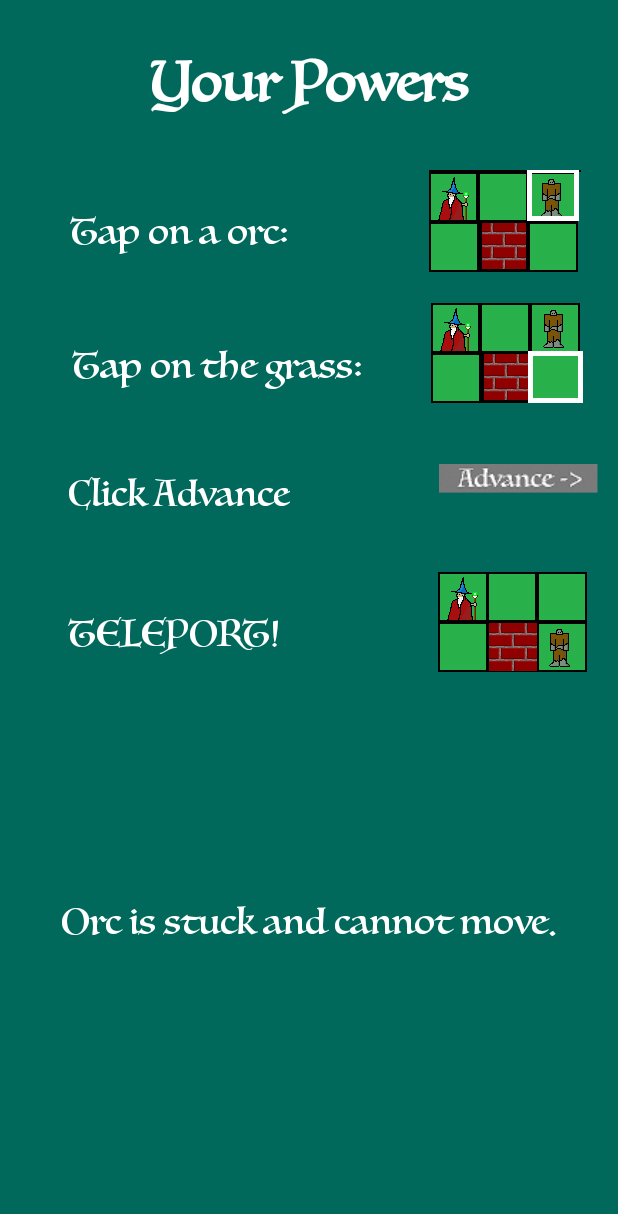
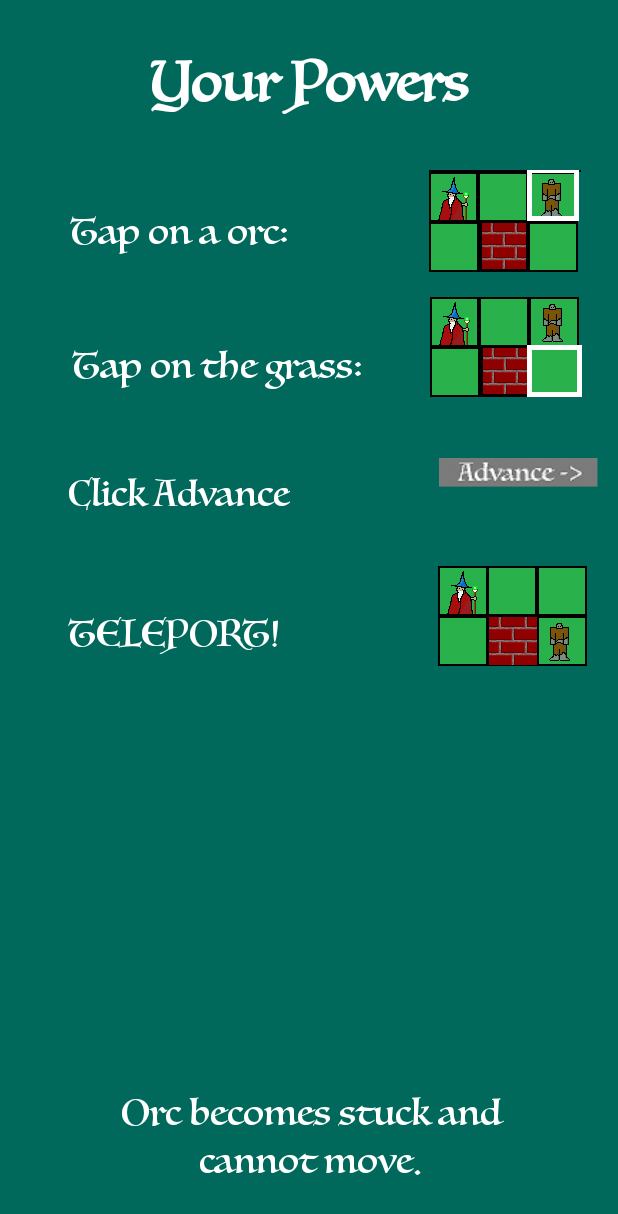
Before and after one commit to dakirk/SwitcherApp, an Android app: the layout tutorial_slide_3.xml on its own in the app's theme, with its tools: preview values and no code run, on a phone screen of 412 x 824 dp. Shown: the top 1214 px of the screen. Run offline under Robolectric (Android 15) with nearby library versions, the phone set to English and light mode, and no system bars.

Commit message:
Re-aligned and fixed some stuff in the intro

```diff
--- a/app/src/main/res/layout/tutorial_slide_1.xml
+++ b/app/src/main/res/layout/tutorial_slide_1.xml
@@ -69,7 +69,7 @@
         android:textSize="24sp"
         app:layout_constraintBottom_toBottomOf="parent"
         app:layout_constraintEnd_toEndOf="parent"
-        app:layout_constraintHorizontal_bias="0.144"
+        app:layout_constraintHorizontal_bias="0.083"
         app:layout_constraintStart_toStartOf="parent"
         app:layout_constraintTop_toBottomOf="@+id/textView5"
         app:layout_constraintVertical_bias="0.222" />
@@ -83,7 +83,7 @@
         android:layout_marginTop="60dp"
         android:contentDescription="@string/Button"
         app:layout_constraintEnd_toEndOf="parent"
-        app:layout_constraintHorizontal_bias="0.569"
+        app:layout_constraintHorizontal_bias="0.826"
         app:layout_constraintStart_toEndOf="@+id/textView4"
         app:layout_constraintTop_toBottomOf="@+id/textView2"
         app:srcCompat="@drawable/wizard" />
@@ -109,7 +109,7 @@
         android:layout_marginStart="8dp"
         android:layout_marginTop="48dp"
         app:layout_constraintEnd_toEndOf="parent"
-        app:layout_constraintHorizontal_bias="0.466"
+        app:layout_constraintHorizontal_bias="0.792"
         app:layout_constraintStart_toEndOf="@+id/textView6"
         app:layout_constraintTop_toBottomOf="@+id/imageView3"
         app:srcCompat="@mipmap/wall" />
--- a/app/src/main/res/layout/tutorial_slide_2.xml
+++ b/app/src/main/res/layout/tutorial_slide_2.xml
@@ -26,8 +26,8 @@
 
     <TextView
         android:id="@+id/textView3"
-        android:layout_width="wrap_content"
-        android:layout_height="wrap_content"
+        android:layout_width="328dp"
+        android:layout_height="273dp"
         android:layout_marginEnd="8dp"
         android:layout_marginStart="8dp"
         android:layout_marginTop="96dp"
--- a/app/src/main/res/layout/tutorial_slide_3.xml
+++ b/app/src/main/res/layout/tutorial_slide_3.xml
@@ -74,21 +74,23 @@
 
     <TextView
         android:id="@+id/textView10"
-        android:layout_width="wrap_content"
-        android:layout_height="wrap_content"
+        android:layout_width="261dp"
+        android:layout_height="71dp"
         android:layout_marginBottom="32dp"
         android:layout_marginTop="32dp"
         android:fontFamily="@font/luminari"
         android:text="@string/stuck"
+        android:textAlignment="center"
         android:textColor="@android:color/background_light"
         android:textSize="24sp"
         app:layout_constraintBottom_toBottomOf="parent"
         app:layout_constraintEnd_toEndOf="parent"
+        app:layout_constraintHorizontal_bias="0.504"
         app:layout_constraintLeft_toLeftOf="parent"
         app:layout_constraintRight_toRightOf="parent"
         app:layout_constraintStart_toStartOf="parent"
         app:layout_constraintTop_toBottomOf="@+id/textView9"
-        app:layout_constraintVertical_bias="0.43" />
+        app:layout_constraintVertical_bias="1.0" />
 
     <ImageView
         android:id="@+id/imageView10"
@@ -112,9 +114,9 @@
         android:layout_marginEnd="8dp"
         android:layout_marginRight="16dp"
         android:layout_marginStart="8dp"
-        android:layout_marginTop="20dp"
+        android:layout_marginTop="16dp"
         app:layout_constraintEnd_toEndOf="parent"
-        app:layout_constraintHorizontal_bias="0.741"
+        app:layout_constraintHorizontal_bias="0.724"
         app:layout_constraintRight_toRightOf="parent"
         app:layout_constraintStart_toEndOf="@+id/textView8"
         app:layout_constraintTop_toBottomOf="@+id/imageView10"
--- a/app/src/main/res/values/strings.xml
+++ b/app/src/main/res/values/strings.xml
@@ -15,12 +15,12 @@
     <string name="gotIt">GOT IT</string>
     <string name="titel">I SMITE YOU!</string>
     <string name="power">Your Powers</string>
-    <string name="desc">You have the crystal of teleportation. \nYou can move orcs,mines and bombs.\nWalls and holes are too big
+    <string name="desc">You have the crystal of teleportation. \nYou can move orcs, mines, and bombs. \nWalls and holes are too big
         for you to move. \n You also cannot move yourself.</string>
     <string name="tapWall">Tap on a orc:</string>
     <string name="tapGrass">Tap on the grass:</string>
     <string name="Swap">TELEPORT!</string>
-    <string name="stuck">Orc is stuck and cannot move.</string>
+    <string name="stuck">Orc becomes stuck and cannot move.</string>
     <string name="End">Game Ends!</string>
     <string name="Win">All orcs stuck behind wall.</string>
     <string name="Lose">Orcs eat you.</string>
@@ -34,8 +34,8 @@
     <string name="wary">Wary Orc\nWill not go over\n uncovered holes,mines\n and bombs.</string>
     <string name="brute">Brute Orc\nWill smash its way\nthrough walls.</string>
     <string name="tut6">Objects</string>
-    <string name="Mine">Mine:\nBlows up orcs\non the square.</string>
-    <string name="Bomb">Bomb:\nBlows up orcs\nin radius 2.</string>
+    <string name="Mine">Small bomb:\nBlows up orcs\non the square.</string>
+    <string name="Bomb">Large bomb:\nBlows up orcs\nin surrounding tiles.</string>
     <string name="Hole">Hole:\nOrcs fall in and die.</string>
     <string name="CoveredHole">Covered Hole:\nSmart and Wary orcs\ncannot see a covered hole.\nBecomes uncovered\nonce discovered.</string>
 </resources>
```
Also changed, not shown: app/src/main/res/layout/tutorial_slide_6.xml (+8 -8 lines).
